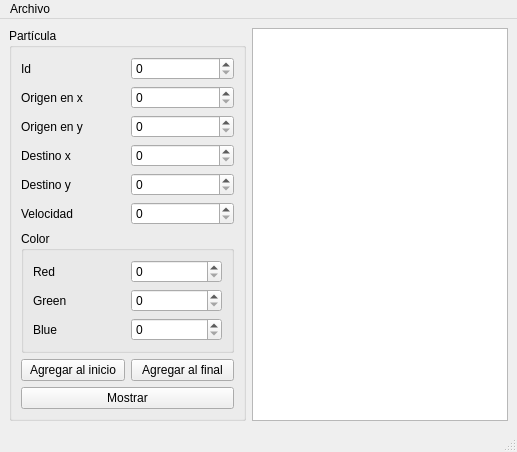
First picture: the form in main.ui, repository kevin2943/particula, before the edit.
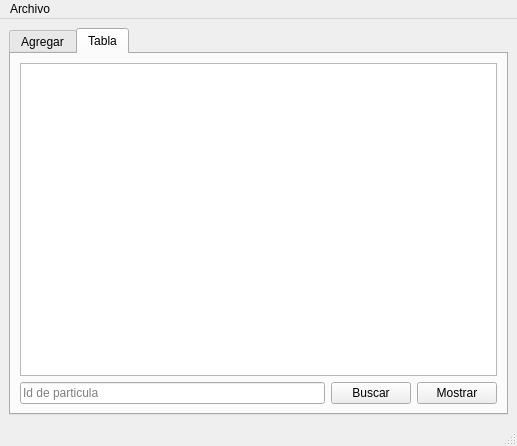
Second picture: the form after the edit.

```diff
--- a/main.ui
+++ b/main.ui
@@ -15,18 +15,27 @@
   </property>
   <widget class="QWidget" name="centralwidget">
    <layout class="QGridLayout" name="gridLayout_3">
-    <item row="0" column="2" colspan="2">
-     <widget class="QPlainTextEdit" name="plainTextEdit">
-      <property name="readOnly">
-       <bool>true</bool>
+    <item row="0" column="0">
+     <widget class="QTabWidget" name="tabWidget">
+      <property name="currentIndex">
+       <number>1</number>
       </property>
-     </widget>
-    </item>
-    <item row="0" column="0" colspan="2">
+      <widget class="QWidget" name="tab_3">
+       <attribute name="title">
+        <string>Agregar</string>
+       </attribute>
      <widget class="QGroupBox" name="groupBox_2">
       <property name="enabled">
        <bool>true</bool>
       </property>
+        <property name="geometry">
+         <rect>
+          <x>0</x>
+          <y>10</y>
+          <width>237</width>
+          <height>338</height>
+         </rect>
+        </property>
       <property name="title">
        <string>Partícula</string>
       </property>
@@ -180,6 +189,52 @@
         </widget>
        </item>
       </layout>
+       </widget>
+       <widget class="QPlainTextEdit" name="plainTextEdit">
+        <property name="geometry">
+         <rect>
+          <x>243</x>
+          <y>10</y>
+          <width>256</width>
+          <height>338</height>
+         </rect>
+        </property>
+        <property name="readOnly">
+         <bool>true</bool>
+        </property>
+       </widget>
+      </widget>
+      <widget class="QWidget" name="tab_4">
+       <attribute name="title">
+        <string>Tabla</string>
+       </attribute>
+       <layout class="QGridLayout" name="gridLayout_4">
+        <item row="1" column="0">
+         <widget class="QLineEdit" name="LineEdit_search">
+          <property name="placeholderText">
+           <string>Id de particula</string>
+          </property>
+         </widget>
+        </item>
+        <item row="1" column="1">
+         <widget class="QPushButton" name="pushButton_search">
+          <property name="text">
+           <string>Buscar</string>
+          </property>
+         </widget>
+        </item>
+        <item row="1" column="2">
+         <widget class="QPushButton" name="pushButton_show_2">
+          <property name="text">
+           <string>Mostrar</string>
+          </property>
+         </widget>
+        </item>
+        <item row="0" column="0" colspan="3">
+         <widget class="QTableWidget" name="table"/>
+        </item>
+       </layout>
+      </widget>
      </widget>
     </item>
    </layout>
```
Lines whose indentation alone changed are shown as unchanged.
